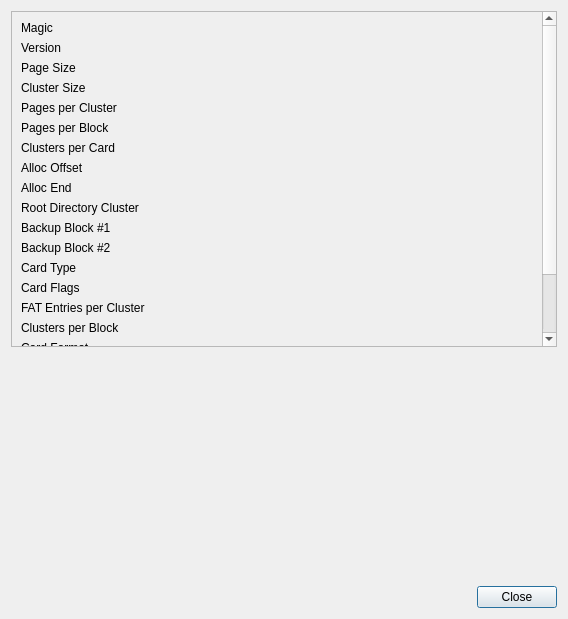
The window that src/OplPcTools/UI/VmcPropertiesDialog.ui (brainstream/OPL-PC-Tools) describes before a commit, drawn with Qt 5.
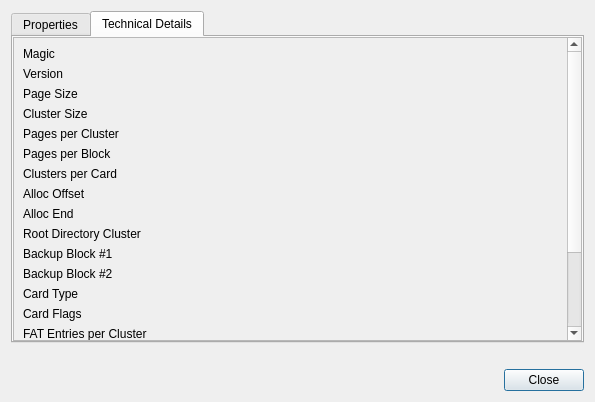
The same window after the commit. The open tabs and pages were chosen to show the change.

Commit message: Information about charset added in the VMC list and VMC properties dialog

Patch:
```diff
--- a/src/OplPcTools/UI/VmcPropertiesDialog.ui
+++ b/src/OplPcTools/UI/VmcPropertiesDialog.ui
@@ -6,8 +6,8 @@
    <rect>
     <x>0</x>
     <y>0</y>
-    <width>568</width>
-    <height>619</height>
+    <width>595</width>
+    <height>402</height>
    </rect>
   </property>
   <property name="windowTitle">
@@ -18,7 +18,179 @@
   </property>
   <layout class="QVBoxLayout" name="verticalLayout">
    <item>
-    <widget class="QScrollArea" name="mp_panel_properties">
+    <widget class="QTabWidget" name="mp_tabs">
+     <property name="currentIndex">
+      <number>0</number>
+     </property>
+     <widget class="QWidget" name="mp_tab_properties">
+      <attribute name="title">
+       <string>Properties</string>
+      </attribute>
+      <layout class="QVBoxLayout" name="verticalLayout_3">
+       <property name="leftMargin">
+        <number>0</number>
+       </property>
+       <property name="topMargin">
+        <number>0</number>
+       </property>
+       <property name="rightMargin">
+        <number>0</number>
+       </property>
+       <property name="bottomMargin">
+        <number>0</number>
+       </property>
+       <item>
+        <widget class="QScrollArea" name="scrollArea">
+         <property name="widgetResizable">
+          <bool>true</bool>
+         </property>
+         <widget class="QWidget" name="scrollAreaWidgetContents">
+          <property name="geometry">
+           <rect>
+            <x>0</x>
+            <y>0</y>
+            <width>577</width>
+            <height>291</height>
+           </rect>
+          </property>
+          <layout class="QFormLayout" name="formLayout_2">
+           <item row="0" column="0">
+            <widget class="QLabel" name="mp_label_title">
+             <property name="font">
+              <font>
+               <fontweight>DemiBold</fontweight>
+              </font>
+             </property>
+             <property name="text">
+              <string>Title</string>
+             </property>
+             <property name="alignment">
+              <set>Qt::AlignmentFlag::AlignRight|Qt::AlignmentFlag::AlignTrailing|Qt::AlignmentFlag::AlignVCenter</set>
+             </property>
+            </widget>
+           </item>
+           <item row="0" column="1">
+            <widget class="QLabel" name="mp_value_title">
+             <property name="sizePolicy">
+              <sizepolicy hsizetype="Expanding" vsizetype="Preferred">
+               <horstretch>0</horstretch>
+               <verstretch>0</verstretch>
+              </sizepolicy>
+             </property>
+             <property name="text">
+              <string/>
+             </property>
+            </widget>
+           </item>
+           <item row="1" column="0">
+            <widget class="QLabel" name="mp_label_file">
+             <property name="font">
+              <font>
+               <fontweight>DemiBold</fontweight>
+              </font>
+             </property>
+             <property name="text">
+              <string>File</string>
+             </property>
+             <property name="alignment">
+              <set>Qt::AlignmentFlag::AlignRight|Qt::AlignmentFlag::AlignTrailing|Qt::AlignmentFlag::AlignVCenter</set>
+             </property>
+            </widget>
+           </item>
+           <item row="1" column="1">
+            <widget class="QLabel" name="mp_value_file">
+             <property name="sizePolicy">
+              <sizepolicy hsizetype="Expanding" vsizetype="Preferred">
+               <horstretch>0</horstretch>
+               <verstretch>0</verstretch>
+              </sizepolicy>
+             </property>
+             <property name="text">
+              <string/>
+             </property>
+            </widget>
+           </item>
+           <item row="2" column="0">
+            <widget class="QLabel" name="mp_label_size">
+             <property name="font">
+              <font>
+               <fontweight>DemiBold</fontweight>
+              </font>
+             </property>
+             <property name="text">
+              <string>Size</string>
+             </property>
+             <property name="alignment">
+              <set>Qt::AlignmentFlag::AlignRight|Qt::AlignmentFlag::AlignTrailing|Qt::AlignmentFlag::AlignVCenter</set>
+             </property>
+            </widget>
+           </item>
+           <item row="2" column="1">
+            <widget class="QLabel" name="mp_value_size">
+             <property name="sizePolicy">
+              <sizepolicy hsizetype="Expanding" vsizetype="Preferred">
+               <horstretch>0</horstretch>
+               <verstretch>0</verstretch>
+              </sizepolicy>
+             </property>
+             <property name="text">
+              <string/>
+             </property>
+            </widget>
+           </item>
+           <item row="3" column="0">
+            <widget class="QLabel" name="mp_label_fs_charset">
+             <property name="font">
+              <font>
+               <fontweight>DemiBold</fontweight>
+              </font>
+             </property>
+             <property name="text">
+              <string>Charset</string>
+             </property>
+             <property name="alignment">
+              <set>Qt::AlignmentFlag::AlignRight|Qt::AlignmentFlag::AlignTrailing|Qt::AlignmentFlag::AlignVCenter</set>
+             </property>
+            </widget>
+           </item>
+           <item row="3" column="1">
+            <widget class="QLabel" name="mp_value_fs_charset">
+             <property name="sizePolicy">
+              <sizepolicy hsizetype="Expanding" vsizetype="Preferred">
+               <horstretch>0</horstretch>
+               <verstretch>0</verstretch>
+              </sizepolicy>
+             </property>
+             <property name="text">
+              <string/>
+             </property>
+            </widget>
+           </item>
+          </layout>
+         </widget>
+        </widget>
+       </item>
+      </layout>
+     </widget>
+     <widget class="QWidget" name="mp_tab_technical_details" native="true">
+      <attribute name="title">
+       <string>Technical Details</string>
+      </attribute>
+      <layout class="QVBoxLayout" name="verticalLayout_2">
+       <property name="leftMargin">
+        <number>0</number>
+       </property>
+       <property name="topMargin">
+        <number>0</number>
+       </property>
+       <property name="rightMargin">
+        <number>0</number>
+       </property>
+       <property name="bottomMargin">
+        <number>0</number>
+       </property>
+       <item>
+        <widget class="QScrollArea" name="mp_panel_technical_details">
      <property name="widgetResizable">
       <bool>true</bool>
      </property>
@@ -26,14 +198,19 @@
       <property name="geometry">
        <rect>
         <x>0</x>
-        <y>-54</y>
-        <width>534</width>
-        <height>532</height>
+            <y>0</y>
+            <width>556</width>
+            <height>486</height>
        </rect>
       </property>
       <layout class="QFormLayout" name="formLayout">
        <item row="0" column="0">
         <widget class="QLabel" name="mp_label_magic">
+             <property name="font">
+              <font>
+               <fontweight>DemiBold</fontweight>
+              </font>
+             </property>
          <property name="text">
           <string>Magic</string>
          </property>
@@ -44,6 +221,12 @@
        </item>
        <item row="0" column="1">
         <widget class="QLabel" name="mp_value_magic">
+             <property name="sizePolicy">
+              <sizepolicy hsizetype="Expanding" vsizetype="Preferred">
+               <horstretch>0</horstretch>
+               <verstretch>0</verstretch>
+              </sizepolicy>
+             </property>
          <property name="text">
           <string notr="true"/>
          </property>
@@ -54,6 +237,11 @@
        </item>
        <item row="1" column="0">
         <widget class="QLabel" name="mp_label_version">
+             <property name="font">
+              <font>
+               <fontweight>DemiBold</fontweight>
+              </font>
+             </property>
          <property name="text">
           <string>Version</string>
          </property>
@@ -64,6 +252,12 @@
        </item>
        <item row="1" column="1">
         <widget class="QLabel" name="mp_value_version">
+             <property name="sizePolicy">
+              <sizepolicy hsizetype="Expanding" vsizetype="Preferred">
+               <horstretch>0</horstretch>
+               <verstretch>0</verstretch>
+              </sizepolicy>
+             </property>
          <property name="text">
           <string notr="true"/>
          </property>
@@ -74,6 +268,11 @@
        </item>
        <item row="2" column="0">
         <widget class="QLabel" name="mp_label_pagesize">
+             <property name="font">
+              <font>
+               <fontweight>DemiBold</fontweight>
+              </font>
+             </property>
          <property name="text">
           <string>Page Size</string>
          </property>
@@ -84,6 +283,12 @@
        </item>
        <item row="2" column="1">
         <widget class="QLabel" name="mp_value_pagesize">
+             <property name="sizePolicy">
+              <sizepolicy hsizetype="Expanding" vsizetype="Preferred">
+               <horstretch>0</horstretch>
+               <verstretch>0</verstretch>
+              </sizepolicy>
+             </property>
          <property name="text">
           <string notr="true"/>
          </property>
@@ -94,6 +299,11 @@
        </item>
        <item row="3" column="0">
         <widget class="QLabel" name="mp_label_cluster_size_2">
+             <property name="font">
+              <font>
+               <fontweight>DemiBold</fontweight>
+              </font>
+             </property>
          <property name="text">
           <string>Cluster Size</string>
          </property>
@@ -104,6 +314,12 @@
        </item>
        <item row="3" column="1">
         <widget class="QLabel" name="mp_value_cluster_size">
+             <property name="sizePolicy">
+              <sizepolicy hsizetype="Expanding" vsizetype="Preferred">
+               <horstretch>0</horstretch>
+               <verstretch>0</verstretch>
+              </sizepolicy>
+             </property>
          <property name="text">
           <string notr="true"/>
          </property>
@@ -114,6 +330,11 @@
        </item>
        <item row="4" column="0">
         <widget class="QLabel" name="mp_label_pages_per_cluster">
+             <property name="font">
+              <font>
+               <fontweight>DemiBold</fontweight>
+              </font>
+             </property>
          <property name="text">
           <string>Pages per Cluster</string>
          </property>
@@ -124,6 +345,12 @@
        </item>
        <item row="4" column="1">
         <widget class="QLabel" name="mp_value_pages_per_cluster">
+             <property name="sizePolicy">
+              <sizepolicy hsizetype="Expanding" vsizetype="Preferred">
+               <horstretch>0</horstretch>
+               <verstretch>0</verstretch>
+              </sizepolicy>
+             </property>
          <property name="text">
           <string notr="true"/>
          </property>
@@ -134,6 +361,11 @@
        </item>
        <item row="5" column="0">
         <widget class="QLabel" name="mp_label_pages_per_block">
+             <property name="font">
+              <font>
+               <fontweight>DemiBold</fontweight>
+              </font>
+             </property>
          <property name="text">
           <string>Pages per Block</string>
          </property>
@@ -144,6 +376,12 @@
        </item>
        <item row="5" column="1">
         <widget class="QLabel" name="mp_value_pages_per_block">
+             <property name="sizePolicy">
+              <sizepolicy hsizetype="Expanding" vsizetype="Preferred">
+               <horstretch>0</horstretch>
+               <verstretch>0</verstretch>
+              </sizepolicy>
+             </property>
          <property name="text">
           <string notr="true"/>
          </property>
@@ -154,6 +392,11 @@
        </item>
        <item row="6" column="0">
         <widget class="QLabel" name="mp_label_cluster_size">
+             <property name="font">
+              <font>
+               <fontweight>DemiBold</fontweight>
+              </font>
+             </property>
          <property name="text">
           <string>Clusters per Card</string>
          </property>
@@ -164,6 +407,12 @@
        </item>
        <item row="6" column="1">
         <widget class="QLabel" name="mp_value_clusters_per_card">
+             <property name="sizePolicy">
+              <sizepolicy hsizetype="Expanding" vsizetype="Preferred">
+               <horstretch>0</horstretch>
+               <verstretch>0</verstretch>
+              </sizepolicy>
+             </property>
          <property name="text">
           <string notr="true"/>
          </property>
@@ -174,6 +423,11 @@
        </item>
        <item row="7" column="0">
         <widget class="QLabel" name="mp_label_alloc_offset">
+             <property name="font">
+              <font>
+               <fontweight>DemiBold</fontweight>
+              </font>
+             </property>
          <property name="text">
           <string>Alloc Offset</string>
          </property>
@@ -194,6 +448,11 @@
        </item>
        <item row="8" column="0">
         <widget class="QLabel" name="mp_label_alloc_end">
+             <property name="font">
+              <font>
+               <fontweight>DemiBold</fontweight>
+              </font>
+             </property>
          <property name="text">
           <string>Alloc End</string>
          </property>
@@ -214,6 +473,11 @@
        </item>
        <item row="9" column="0">
         <widget class="QLabel" name="mp_label_root_dir_cluster">
+             <property name="font">
+              <font>
+               <fontweight>DemiBold</fontweight>
+              </font>
+             </property>
          <property name="text">
           <string>Root Directory Cluster</string>
          </property>
@@ -224,6 +488,12 @@
        </item>
        <item row="9" column="1">
         <widget class="QLabel" name="mp_value_root_dir_cluster">
+             <property name="sizePolicy">
+              <sizepolicy hsizetype="Expanding" vsizetype="Preferred">
+               <horstretch>0</horstretch>
+               <verstretch>0</verstretch>
+              </sizepolicy>
+             </property>
          <property name="text">
           <string notr="true"/>
          </property>
@@ -234,6 +504,11 @@
        </item>
        <item row="10" column="0">
         <widget class="QLabel" name="mp_label_backup_block1">
+             <property name="font">
+              <font>
+               <fontweight>DemiBold</fontweight>
+              </font>
+             </property>
          <property name="text">
           <string>Backup Block #1</string>
          </property>
@@ -244,6 +519,12 @@
        </item>
        <item row="10" column="1">
         <widget class="QLabel" name="mp_value_backup_block1">
+             <property name="sizePolicy">
+              <sizepolicy hsizetype="Expanding" vsizetype="Preferred">
+               <horstretch>0</horstretch>
+               <verstretch>0</verstretch>
+              </sizepolicy>
+             </property>
          <property name="text">
           <string notr="true"/>
          </property>
@@ -254,6 +535,11 @@
        </item>
        <item row="11" column="0">
         <widget class="QLabel" name="mp_label_backup_block2">
+             <property name="font">
+              <font>
+               <fontweight>DemiBold</fontweight>
+              </font>
+             </property>
          <property name="text">
           <string>Backup Block #2</string>
          </property>
@@ -264,6 +550,12 @@
        </item>
        <item row="11" column="1">
         <widget class="QLabel" name="mp_value_backup_block2">
+             <property name="sizePolicy">
+              <sizepolicy hsizetype="Expanding" vsizetype="Preferred">
+               <horstretch>0</horstretch>
+               <verstretch>0</verstretch>
+              </sizepolicy>
+             </property>
          <property name="text">
           <string notr="true"/>
          </property>
@@ -274,6 +566,11 @@
        </item>
        <item row="12" column="0">
         <widget class="QLabel" name="mp_label_card_type">
+             <property name="font">
+              <font>
+               <fontweight>DemiBold</fontweight>
+              </font>
+             </property>
          <property name="text">
           <string>Card Type</string>
          </property>
@@ -284,6 +581,12 @@
        </item>
        <item row="12" column="1">
         <widget class="QLabel" name="mp_value_card_type">
+             <property name="sizePolicy">
+              <sizepolicy hsizetype="Expanding" vsizetype="Preferred">
+               <horstretch>0</horstretch>
+               <verstretch>0</verstretch>
+              </sizepolicy>
+             </property>
          <property name="text">
           <string notr="true"/>
          </property>
@@ -294,6 +597,11 @@
        </item>
        <item row="13" column="0">
         <widget class="QLabel" name="mp_label_card_flags">
+             <property name="font">
+              <font>
+               <fontweight>DemiBold</fontweight>
+              </font>
+             </property>
          <property name="text">
           <string>Card Flags</string>
          </property>
@@ -304,6 +612,12 @@
        </item>
        <item row="13" column="1">
         <widget class="QLabel" name="mp_value_card_flags">
+             <property name="sizePolicy">
+              <sizepolicy hsizetype="Expanding" vsizetype="Preferred">
+               <horstretch>0</horstretch>
+               <verstretch>0</verstretch>
+              </sizepolicy>
+             </property>
          <property name="text">
           <string notr="true"/>
          </property>
@@ -314,6 +628,11 @@
        </item>
        <item row="14" column="0">
         <widget class="QLabel" name="mp_label_fat_entries_per_cluster">
+             <property name="font">
+              <font>
+               <fontweight>DemiBold</fontweight>
+              </font>
+             </property>
          <property name="text">
           <string>FAT Entries per Cluster</string>
          </property>
@@ -324,6 +643,12 @@
        </item>
        <item row="14" column="1">
         <widget class="QLabel" name="mp_value_fat_entries_per_cluster">
+             <property name="sizePolicy">
+              <sizepolicy hsizetype="Expanding" vsizetype="Preferred">
+               <horstretch>0</horstretch>
+               <verstretch>0</verstretch>
+              </sizepolicy>
+             </property>
          <property name="text">
           <string notr="true"/>
          </property>
@@ -334,6 +659,11 @@
        </item>
        <item row="15" column="0">
         <widget class="QLabel" name="mp_label_clusters_per_block">
+             <property name="font">
+              <font>
+               <fontweight>DemiBold</fontweight>
+              </font>
+             </property>
          <property name="text">
           <string>Clusters per Block</string>
          </property>
@@ -354,6 +684,11 @@
        </item>
        <item row="16" column="0">
         <widget class="QLabel" name="mp_label_card_format">
+             <property name="font">
+              <font>
+               <fontweight>DemiBold</fontweight>
+              </font>
+             </property>
          <property name="text">
           <string>Card Format</string>
          </property>
@@ -364,6 +699,12 @@
        </item>
        <item row="16" column="1">
         <widget class="QLabel" name="mp_value_card_format">
+             <property name="sizePolicy">
+              <sizepolicy hsizetype="Expanding" vsizetype="Preferred">
+               <horstretch>0</horstretch>
+               <verstretch>0</verstretch>
+              </sizepolicy>
+             </property>
          <property name="text">
           <string notr="true"/>
          </property>
@@ -437,8 +778,12 @@
           <bool>true</bool>
          </property>
          <property name="textInteractionFlags">
-          <set>Qt::LinksAccessibleByMouse|Qt::TextSelectableByMouse</set>
-         </property>
+              <set>Qt::TextInteractionFlag::LinksAccessibleByMouse|Qt::TextInteractionFlag::TextSelectableByMouse</set>
+             </property>
+            </widget>
+           </item>
+          </layout>
+         </widget>
         </widget>
        </item>
       </layout>
```
Left out of the diff: 123 changed lines with no effect on the pictures. Lines whose indentation alone changed are shown as unchanged. The commit also changes 10 other files.
